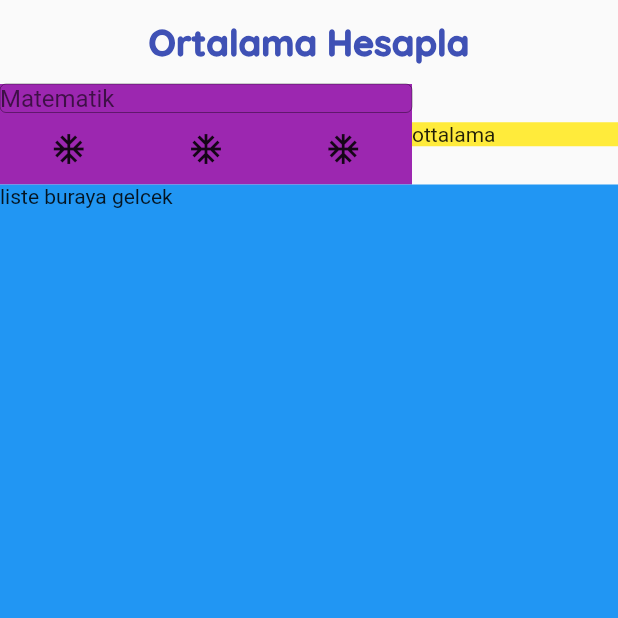
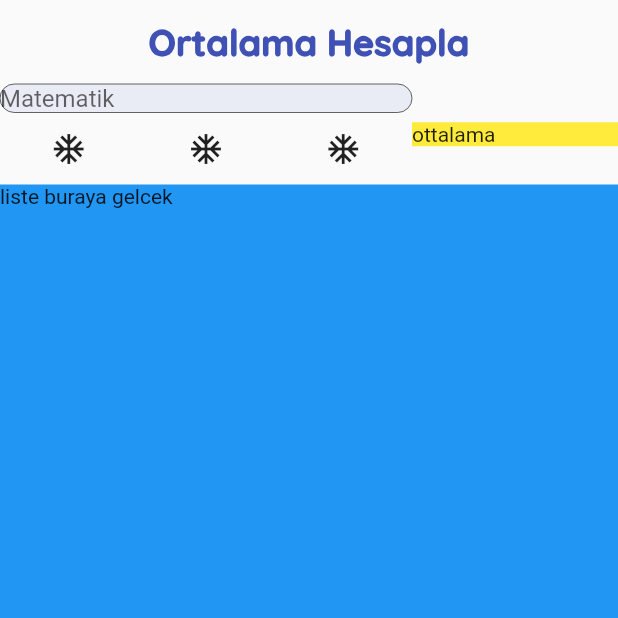
Before and after one commit to EsraTosun/flutter_not_ortalama_hesaplama_application, a Flutter app: the screen it shows after launch, on a phone screen of 412 x 824 dp, the top half of it. Run offline on Flutter 3.47's test engine with Material 2 defaults, Android fonts, the phone set to English and light mode, and no system bars; our stand-ins replace google_fonts.

Commit message:
Update Commit

```diff
--- a/lib/constants/app_constants.dart
+++ b/lib/constants/app_constants.dart
@@ -5,8 +5,12 @@ import 'package:google_fonts/google_fonts.dart';
 
 class Sabitler {
   static const anaRenk = Colors.indigo;
+
   static const String baslilkText = 'Ortalama Hesapla';
+
   static final TextStyle baslikStyle = GoogleFonts.quicksand(
     fontSize: 24, fontWeight: FontWeight.w900, color: anaRenk
   );
+
+  static BorderRadius borderRadius = BorderRadius.circular(24);
 }
--- a/lib/widgets/ortalama_hesapla_page.dart
+++ b/lib/widgets/ortalama_hesapla_page.dart
@@ -35,10 +35,7 @@ class _OrtalamaHesaplaPageState extends State<OrtalamaHesaplaPage> {
             children: [
               Expanded(   //Geri kalan yayılması için denir
                 flex: 2,
-                child: Container(
-                  child: _buildForm(),
-                  color: Colors.purple,
-                ),
+                child: _buildForm(),
               ),
               Expanded(   //Geri kalan yayılması için denir
                 flex: 1,
@@ -83,10 +80,10 @@ class _OrtalamaHesaplaPageState extends State<OrtalamaHesaplaPage> {
   _buildTextFromField() {
     return TextFormField(
       decoration: InputDecoration.collapsed(
-          hintText: 'Matematik',
-        border: OutlineInputBorder(
-
-        ),
+        hintText: 'Matematik',
+        border: OutlineInputBorder(borderRadius: Sabitler.borderRadius),
+        filled: true,
+        fillColor: Sabitler.anaRenk.shade100.withOpacity(0.3)
       ),
     );
   }
```
